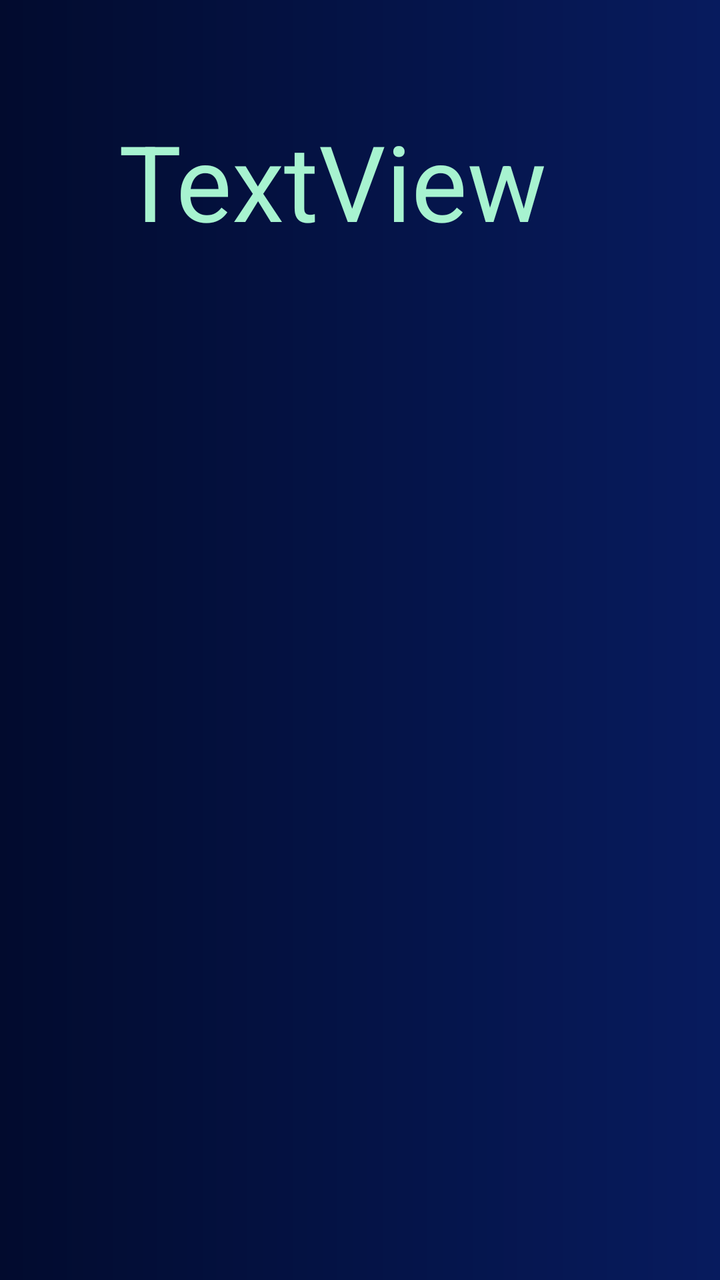
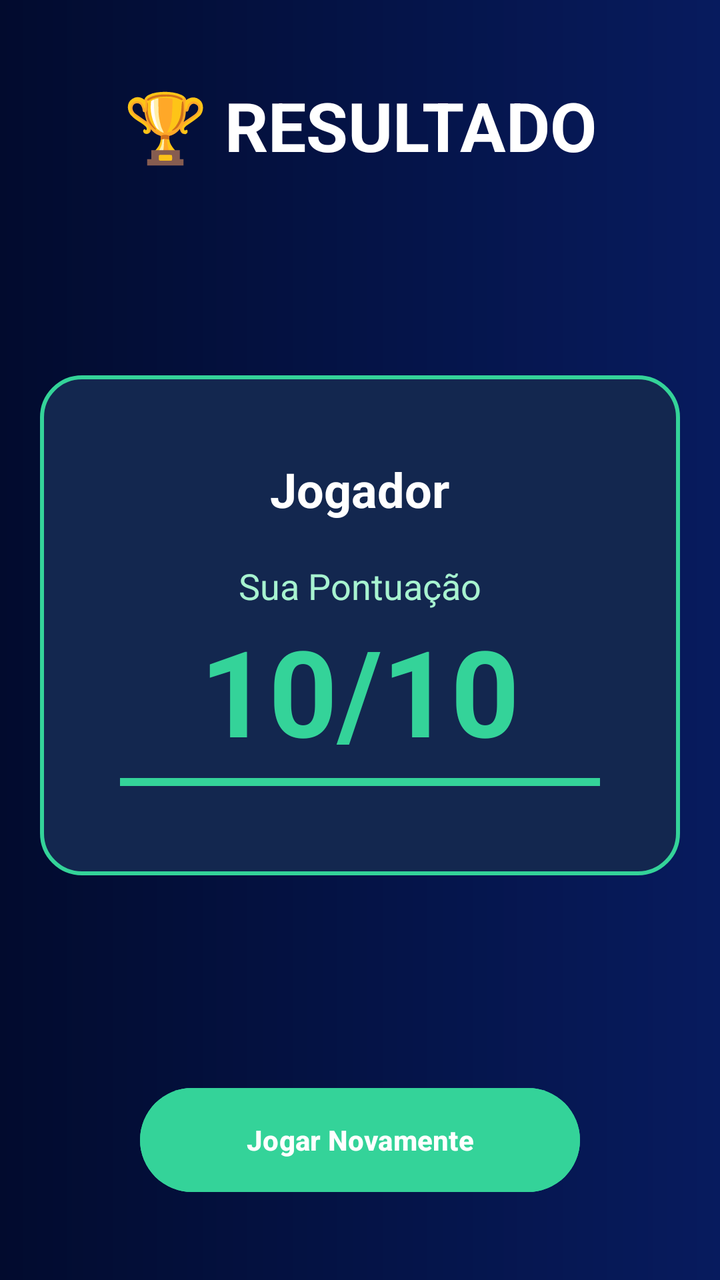

Compare the two renders of this Android layout. The source of the first and the diff that turns it into the second are given below.
<!-- AndroidManifest.xml: application theme Theme.Pio -->
<!-- res/layout/activity_tela_resultado.xml -->
<?xml version="1.0" encoding="utf-8"?>
<androidx.constraintlayout.widget.ConstraintLayout xmlns:android="http://schemas.android.com/apk/res/android"
    xmlns:app="http://schemas.android.com/apk/res-auto"
    xmlns:tools="http://schemas.android.com/tools"
    android:id="@+id/main"
    android:background="@drawable/bg_quiz"
    android:layout_width="match_parent"
    android:layout_height="match_parent"
    tools:context=".tela_resultado">

    <TextView
        android:id="@+id/Editpontos"
        android:layout_width="226dp"
        android:layout_height="70dp"
        android:text="TextView"
        android:textColor="#A7F3D0"
        app:autoSizeTextType="uniform"
        app:layout_constraintBottom_toBottomOf="parent"
        app:layout_constraintEnd_toEndOf="parent"
        app:layout_constraintHorizontal_bias="0.442"
        app:layout_constraintStart_toStartOf="parent"
        app:layout_constraintTop_toTopOf="parent"
        app:layout_constraintVertical_bias="0.097" />
</androidx.constraintlayout.widget.ConstraintLayout>
<!-- resources referenced by this layout -->
<resources>
  <!-- drawable bg_quiz (drawable) -->
  <?xml version="1.0" encoding="utf-8"?>
  <shape xmlns:android="http://schemas.android.com/apk/res/android">
      <gradient
          android:startColor="#020B2E"
          android:endColor="#071B5E"
          android:angle="0"/>
  </shape>
  <style name="Theme.Pio" parent="Base.Theme.Pio" />
  <style name="Base.Theme.Pio" parent="Theme.Material3.DayNight.NoActionBar">
          
          
      </style>
</resources>

<!-- the commit's change to res/layout/activity_tela_resultado.xml (unified diff, before → after) -->
@@ -1,24 +1,84 @@
 <?xml version="1.0" encoding="utf-8"?>
-<androidx.constraintlayout.widget.ConstraintLayout xmlns:android="http://schemas.android.com/apk/res/android"
+<androidx.constraintlayout.widget.ConstraintLayout
+    xmlns:android="http://schemas.android.com/apk/res/android"
     xmlns:app="http://schemas.android.com/apk/res-auto"
-    xmlns:tools="http://schemas.android.com/tools"
     android:id="@+id/main"
-    android:background="@drawable/bg_quiz"
     android:layout_width="match_parent"
     android:layout_height="match_parent"
-    tools:context=".tela_resultado">
+    android:background="@drawable/bg_quiz">
 
     <TextView
-        android:id="@+id/Editpontos"
-        android:layout_width="226dp"
-        android:layout_height="70dp"
-        android:text="TextView"
-        android:textColor="#A7F3D0"
-        app:autoSizeTextType="uniform"
+        android:id="@+id/tvTitulo"
+        android:layout_width="wrap_content"
+        android:layout_height="wrap_content"
+        android:text="🏆 RESULTADO"
+        android:textColor="#FFFFFF"
+        android:textSize="34sp"
+        android:textStyle="bold"
+        android:layout_marginTop="40dp"
+        app:layout_constraintTop_toTopOf="parent"
+        app:layout_constraintStart_toStartOf="parent"
+        app:layout_constraintEnd_toEndOf="parent"/>
+
+    <LinearLayout
+        android:layout_width="320dp"
+        android:layout_height="250dp"
+        android:orientation="vertical"
+        android:gravity="center"
+        android:background="@drawable/bg_option"
+        android:padding="24dp"
+        app:layout_constraintTop_toBottomOf="@id/tvTitulo"
+        app:layout_constraintBottom_toTopOf="@id/btnJogarNovamente"
+        app:layout_constraintStart_toStartOf="parent"
+        app:layout_constraintEnd_toEndOf="parent">
+
+        <TextView
+            android:id="@+id/tvNome"
+            android:layout_width="wrap_content"
+            android:layout_height="wrap_content"
+            android:text="Jogador"
+            android:textColor="#FFFFFF"
+            android:textSize="24sp"
+            android:textStyle="bold"/>
+
+        <TextView
+            android:layout_width="wrap_content"
+            android:layout_height="wrap_content"
+            android:text="Sua Pontuação"
+            android:textColor="#A7F3D0"
+            android:textSize="18sp"
+            android:layout_marginTop="20dp"/>
+
+        <TextView
+            android:id="@+id/tvPontuacao"
+            android:layout_width="wrap_content"
+            android:layout_height="wrap_content"
+            android:text="10/10"
+            android:textColor="#34D399"
+            android:textSize="60sp"
+            android:textStyle="bold"/>
+
+        <ProgressBar
+            android:id="@+id/progressResultado"
+            style="?android:attr/progressBarStyleHorizontal"
+            android:layout_width="240dp"
+            android:layout_height="12dp"
+            android:max="10"
+            android:progress="10"
+            android:progressTint="#34D399"/>
+    </LinearLayout>
+
+    <Button
+        android:id="@+id/btnJogarNovamente"
+        android:layout_width="220dp"
+        android:layout_height="60dp"
+        android:text="Jogar Novamente"
+        android:textColor="#FFFFFF"
+        android:textStyle="bold"
+        android:backgroundTint="#34D399"
+        android:layout_marginBottom="40dp"
         app:layout_constraintBottom_toBottomOf="parent"
-        app:layout_constraintEnd_toEndOf="parent"
-        app:layout_constraintHorizontal_bias="0.442"
         app:layout_constraintStart_toStartOf="parent"
-        app:layout_constraintTop_toTopOf="parent"
-        app:layout_constraintVertical_bias="0.097" />
+        app:layout_constraintEnd_toEndOf="parent"/>
+
 </androidx.constraintlayout.widget.ConstraintLayout>
<!-- resource entries referenced after the edit -->
@@ -1,5 +1,16 @@
 <!-- resources referenced by this layout -->
 <resources>
+  <!-- drawable bg_option (drawable) -->
+  <?xml version="1.0" encoding="utf-8"?>
+  <shape xmlns:android="http://schemas.android.com/apk/res/android">
+      <solid android:color="#13274F"/>
+  
+      <corners android:radius="20dp"/>
+  
+      <stroke
+          android:width="2dp"
+          android:color="#34D399"/>
+  </shape>
   <!-- drawable bg_quiz (drawable) -->
   <?xml version="1.0" encoding="utf-8"?>
   <shape xmlns:android="http://schemas.android.com/apk/res/android">
